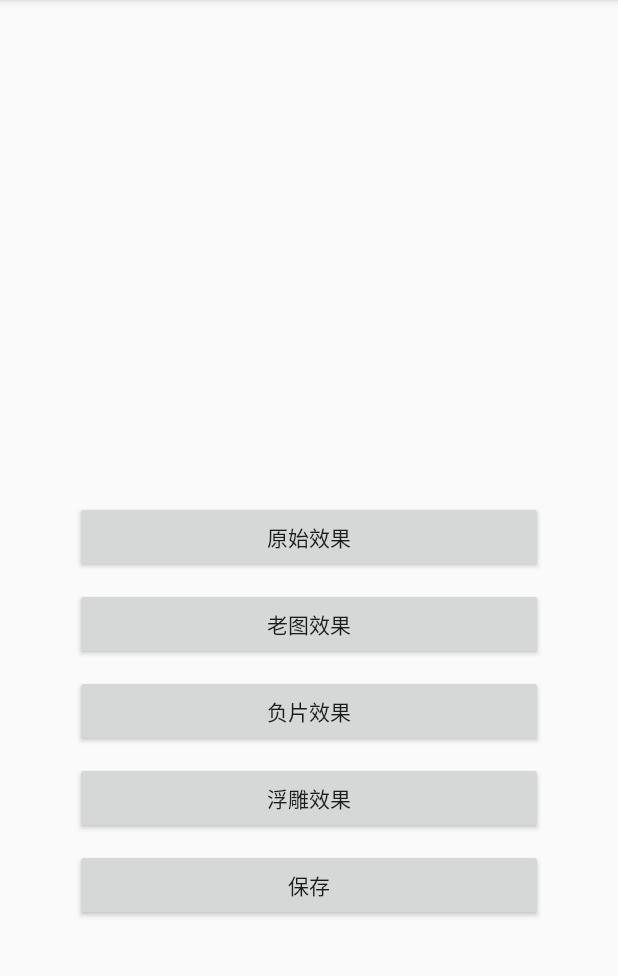
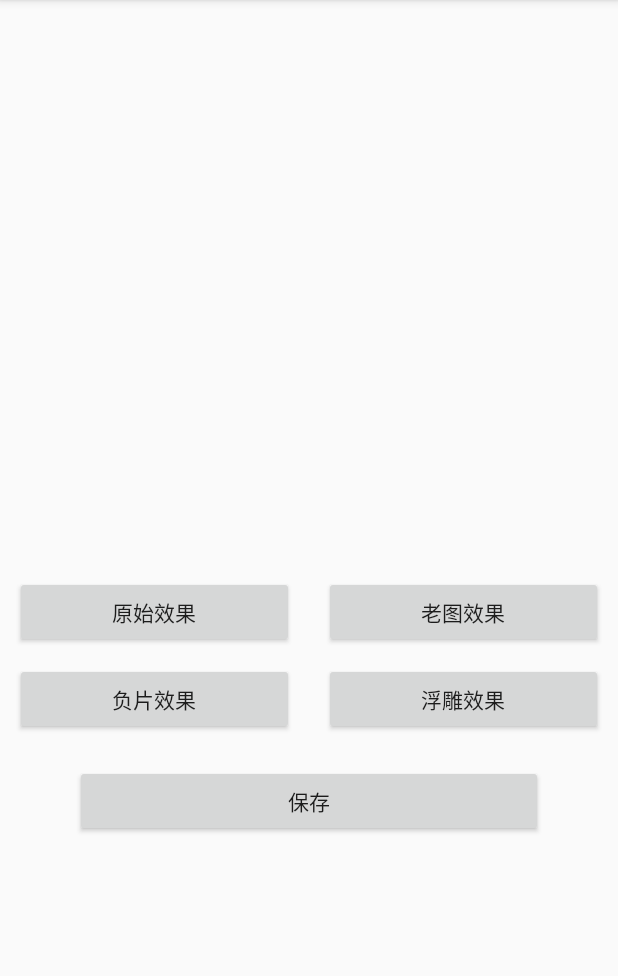
Before and after one commit to LSZ66/ImageHelper, an Android app: the PixelsEffect screen opened directly, with no data from a screen before it, on a phone screen of 412 x 824 dp, the part 84-1060 px from its top. Run offline under Robolectric (Android 15) with nearby library versions, the phone set to English and light mode, and no system bars.

Commit message:
布局修改

```diff
--- a/app/src/main/java/com/soundcloud/android/crop/CropImageView.java
+++ b/app/src/main/java/com/soundcloud/android/crop/CropImageView.java
@@ -172,7 +172,7 @@ public class CropImageView extends ImageViewTouchBase {
         zoom = Math.max(1F, zoom);
 
         if ((Math.abs(zoom - getScale()) / zoom) > .1) {
-            float[] coordinates = new float[] { hv.cropRect.centerX(), hv.cropRect.centerY() };
+            float[] coordinates = new float[]{hv.cropRect.centerX(), hv.cropRect.centerY()};
             getUnrotatedMatrix().mapPoints(coordinates);
             zoomTo(zoom, coordinates[0], coordinates[1], 300F);
         }
--- a/app/src/main/java/com/soundcloud/android/crop/CropUtil.java
+++ b/app/src/main/java/com/soundcloud/android/crop/CropUtil.java
@@ -94,7 +94,7 @@ class CropUtil {
         if (SCHEME_FILE.equals(uri.getScheme())) {
             return new File(uri.getPath());
         } else if (SCHEME_CONTENT.equals(uri.getScheme())) {
-            final String[] filePathColumn = { MediaStore.MediaColumns.DATA, MediaStore.MediaColumns.DISPLAY_NAME };
+            final String[] filePathColumn = {MediaStore.MediaColumns.DATA, MediaStore.MediaColumns.DISPLAY_NAME};
             Cursor cursor = null;
             try {
                 cursor = resolver.query(uri, filePathColumn, null, null, null);
@@ -158,7 +158,7 @@ class CropUtil {
     }
 
     public static void startBackgroundJob(MonitoredActivity activity,
-            String title, String message, Runnable job, Handler handler) {
+                                          String title, String message, Runnable job, Handler handler) {
         // Make the progress dialog uncancelable, so that we can guarantee
         // the thread will be done before the activity getting destroyed
         ProgressDialog dialog = ProgressDialog.show(
--- a/app/src/main/res/layout/activity_pixels_effect.xml
+++ b/app/src/main/res/layout/activity_pixels_effect.xml
@@ -1,6 +1,5 @@
 <?xml version="1.0" encoding="utf-8"?>
 <RelativeLayout xmlns:android="http://schemas.android.com/apk/res/android"
-    xmlns:app="http://schemas.android.com/apk/res-auto"
     xmlns:tools="http://schemas.android.com/tools"
     android:layout_width="match_parent"
     android:layout_height="match_parent"
@@ -12,59 +11,74 @@
         android:layout_width="300dp"
         android:layout_height="300dp"
         android:layout_marginTop="24dp"
+        android:layout_marginBottom="50dp"
         android:layout_centerHorizontal="true" />
 
+    <LinearLayout
+        android:id="@+id/ll1"
+        android:layout_width="match_parent"
+        android:layout_height="wrap_content"
+        android:orientation="horizontal"
+        android:layout_below="@id/imageView">
         <Button
             android:id="@+id/oriBtn"
-        android:layout_width="match_parent"
+            android:layout_weight="1"
+            android:layout_width="wrap_content"
             android:layout_height="wrap_content"
-        android:layout_below="@id/imageView"
-        android:layout_marginLeft="50dp"
-        android:layout_marginRight="50dp"
+            android:layout_marginLeft="10dp"
+            android:layout_marginRight="10dp"
             android:layout_marginTop="10dp"
             android:text="@string/ori"
             android:onClick="reset"/>
 
         <Button
             android:id="@+id/oldBtn"
+            android:layout_weight="1"
+            android:layout_width="wrap_content"
+            android:layout_height="wrap_content"
+            android:layout_marginLeft="10dp"
+            android:layout_marginTop="10dp"
+            android:layout_marginRight="10dp"
+            android:text="@string/old"
+            android:onClick="btnOld"/>
+    </LinearLayout>
+
+    <LinearLayout
+        android:id="@+id/ll2"
         android:layout_width="match_parent"
         android:layout_height="wrap_content"
-        android:layout_below="@id/oriBtn"
-        android:layout_marginLeft="50dp"
-        android:layout_marginTop="10dp"
-        android:layout_marginRight="50dp"
-        android:text="@string/old"
-        android:onClick="btnOld"/>
-
+        android:orientation="horizontal"
+        android:layout_below="@id/ll1">
         <Button
             android:id="@+id/negativeBtn"
+            android:layout_weight="1"
             android:layout_width="match_parent"
             android:layout_height="wrap_content"
-        android:layout_below="@id/oldBtn"
-        android:layout_marginLeft="50dp"
+            android:layout_marginLeft="10dp"
             android:layout_marginTop="10dp"
-        android:layout_marginRight="50dp"
+            android:layout_marginRight="10dp"
             android:text="@string/negative"
             android:onClick="btnNegative"/>
 
         <Button
             android:id="@+id/reliefBtn"
+            android:layout_weight="1"
             android:layout_width="match_parent"
             android:layout_height="wrap_content"
-        android:layout_below="@id/negativeBtn"
-        android:layout_marginLeft="50dp"
+            android:layout_marginLeft="10dp"
             android:layout_marginTop="10dp"
-        android:layout_marginRight="50dp"
+            android:layout_marginRight="10dp"
             android:text="@string/relief"
             android:onClick="btnRelief"/>
+    </LinearLayout>
 
     <Button
         android:id="@+id/save"
         android:layout_width="match_parent"
         android:layout_height="wrap_content"
-        android:layout_below="@id/reliefBtn"
+        android:layout_below="@id/ll2"
         android:layout_marginLeft="50dp"
-        android:layout_marginTop="10dp"
+        android:layout_marginTop="20dp"
         android:layout_marginRight="50dp"
         android:text="@string/save"
         android:onClick="save"/>
```
Also changed, not shown: app/src/main/java/cn/lsz/image/MainActivity.java (+4 -3 lines), app/src/main/java/com/soundcloud/android/crop/Crop.java (+130 -130 lines), app/src/main/java/com/soundcloud/android/crop/CropImageActivity.java (+48 -48 lines), app/src/main/java/com/soundcloud/android/crop/HighlightView.java (+23 -27 lines), app/src/main/java/com/soundcloud/android/crop/ImageViewTouchBase.java (+19 -30 lines), app/src/main/java/com/soundcloud/android/crop/MonitoredActivity.java (+24 -14 lines), app/src/main/java/com/soundcloud/android/crop/RotateBitmap.java (+4 -4 lines), app/src/main/res/layout/activity_main.xml (+6 -6 lines). Lines whose indentation alone changed are shown as unchanged.
